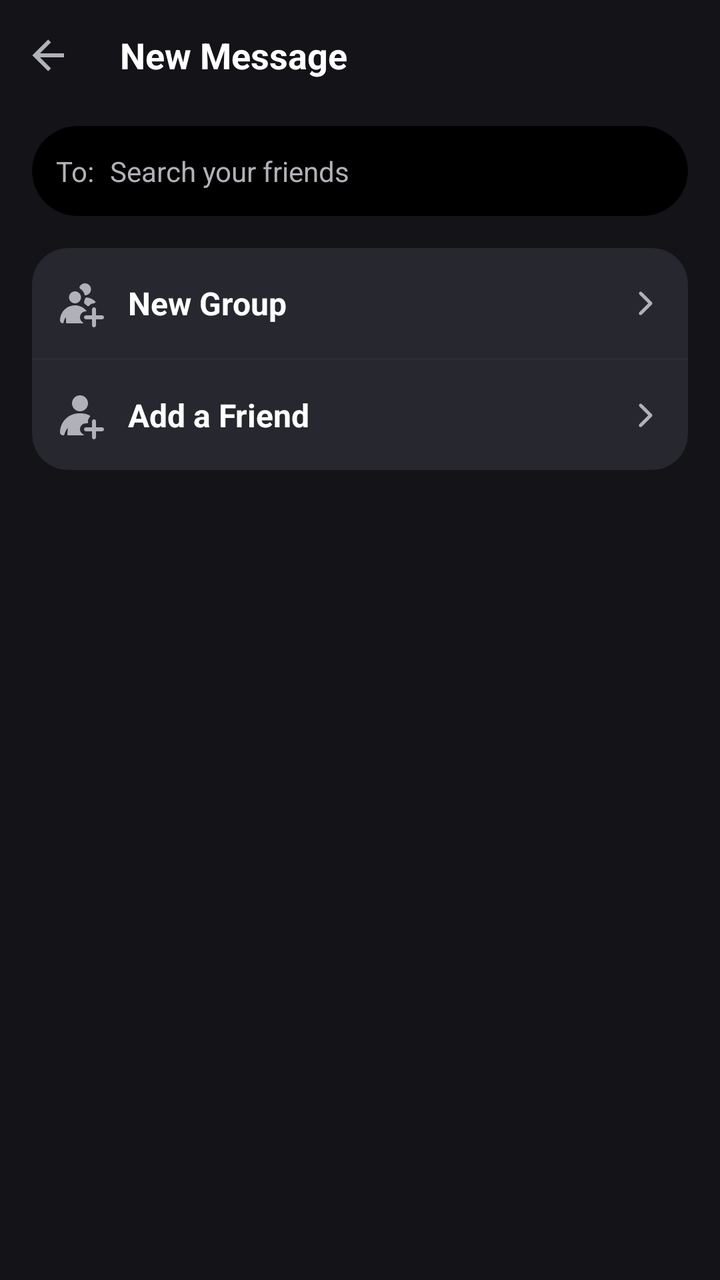
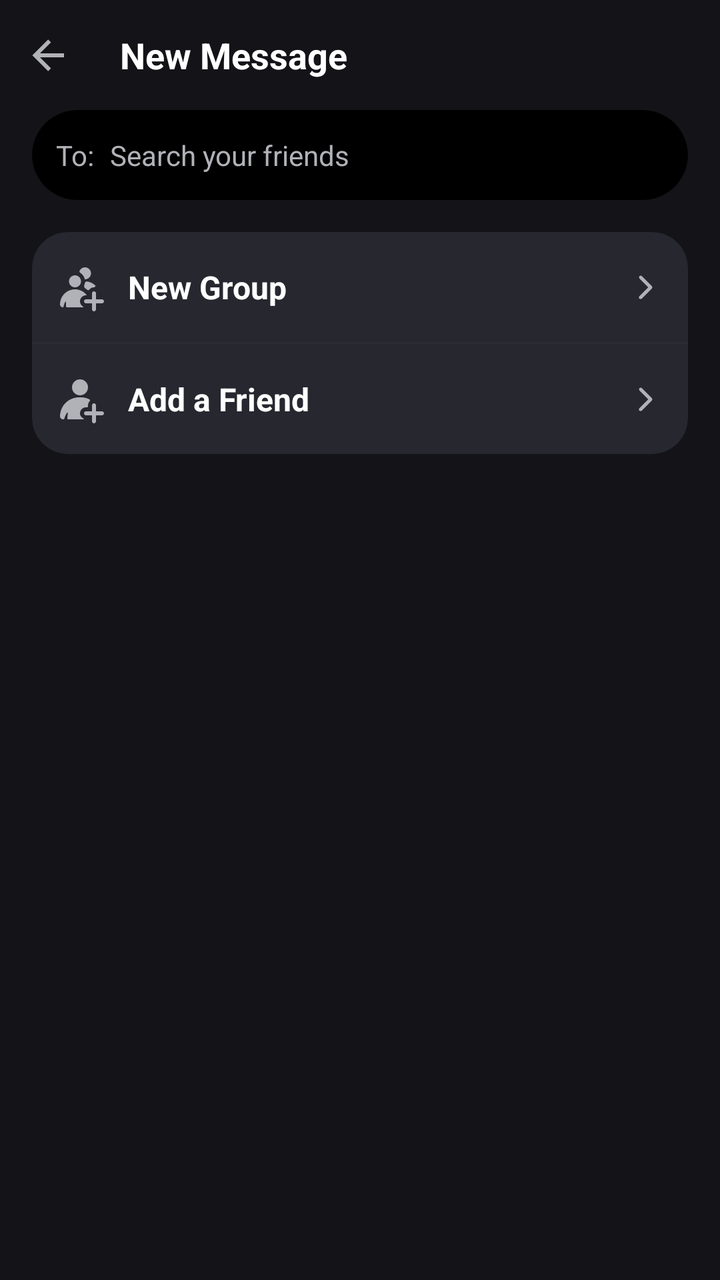

An Android layout rendered at two revisions. The XML below is the earlier revision; the diff shows what the commit changed to produce the second picture.
<!-- AndroidManifest.xml: application theme Theme.Doscord -->
<!-- res/layout/activity_cr_new_chat.xml -->
<?xml version="1.0" encoding="utf-8"?>
<androidx.constraintlayout.widget.ConstraintLayout xmlns:android="http://schemas.android.com/apk/res/android"
    xmlns:app="http://schemas.android.com/apk/res-auto"
    xmlns:tools="http://schemas.android.com/tools"
    android:id="@+id/main"
    android:layout_width="match_parent"
    android:layout_height="match_parent"
    android:background="#131318"
    tools:context=".activities.chatroom.CrNewChatActivity">

    <androidx.constraintlayout.widget.ConstraintLayout
        android:id="@+id/constraintLayout3"
        android:layout_width="0dp"
        android:layout_height="55dp"
        app:layout_constraintEnd_toEndOf="parent"
        app:layout_constraintStart_toStartOf="parent"
        app:layout_constraintTop_toTopOf="parent">

        <ImageButton
            android:id="@+id/crNewChatBackBtn"
            android:layout_width="48dp"
            android:layout_height="48dp"
            android:background="@android:color/transparent"
            android:contentDescription="@string/back"
            android:onClick="finish"
            android:padding="12dp"
            android:scaleType="centerInside"
            app:srcCompat="@drawable/back_arrow"
            app:tint="@color/textGray"
            app:layout_constraintBottom_toBottomOf="parent"
            app:layout_constraintStart_toStartOf="parent"
            app:layout_constraintTop_toTopOf="parent" />

        <TextView
            android:id="@+id/crNewChatTitle"
            android:layout_width="wrap_content"
            android:layout_height="wrap_content"
            android:layout_marginStart="12dp"
            android:text="New Message"
            android:textColor="@color/white"
            android:textSize="18sp"
            android:textStyle="bold"
            app:layout_constraintBottom_toBottomOf="parent"
            app:layout_constraintStart_toEndOf="@id/crNewChatBackBtn"
            app:layout_constraintTop_toTopOf="parent" />
    </androidx.constraintlayout.widget.ConstraintLayout>

    <androidx.core.widget.NestedScrollView
        android:layout_width="match_parent"
        android:layout_height="0dp"
        android:fillViewport="true"
        app:layout_constraintBottom_toBottomOf="parent"
        app:layout_constraintTop_toBottomOf="@id/constraintLayout3">

        <LinearLayout
            android:layout_width="match_parent"
            android:layout_height="wrap_content"
            android:orientation="vertical">

            <com.google.android.material.card.MaterialCardView
                android:id="@+id/crNewChatSearchContainer"
                android:layout_width="match_parent"
                android:layout_height="45dp"
                android:layout_marginStart="16dp"
                android:layout_marginTop="8dp"
                android:layout_marginEnd="16dp"
                app:cardBackgroundColor="@color/black"
                app:cardCornerRadius="25dp"
                app:cardElevation="0dp"
                app:strokeWidth="0dp">

                <androidx.constraintlayout.widget.ConstraintLayout
                    android:layout_width="match_parent"
                    android:layout_height="match_parent">

                    <TextView
                        android:id="@+id/crNewChatToLabel"
                        android:layout_width="wrap_content"
                        android:layout_height="wrap_content"
                        android:layout_marginStart="12dp"
                        android:text="To:"
                        android:textColor="@color/textGray"
                        android:textSize="14sp"
                        app:layout_constraintBottom_toBottomOf="parent"
                        app:layout_constraintStart_toStartOf="parent"
                        app:layout_constraintTop_toTopOf="parent" />

                    <EditText
                        android:id="@+id/crNewChatSearchEdit"
                        android:layout_width="0dp"
                        android:layout_height="match_parent"
                        android:layout_marginStart="8dp"
                        android:background="@android:color/transparent"
                        android:hint="Search your friends"
                        android:imeOptions="actionSearch"
                        android:inputType="text"
                        android:textColor="@color/white"
                        android:textColorHint="@color/textGray"
                        android:textSize="14sp"
                        app:layout_constraintEnd_toEndOf="parent"
                        app:layout_constraintStart_toEndOf="@id/crNewChatToLabel" />

                </androidx.constraintlayout.widget.ConstraintLayout>

            </com.google.android.material.card.MaterialCardView>

            <com.google.android.material.card.MaterialCardView
                android:id="@+id/crNewChatActionsContainer"
                android:layout_width="match_parent"
                android:layout_height="wrap_content"
                android:layout_marginStart="16dp"
                android:layout_marginTop="16dp"
                android:layout_marginEnd="16dp"
                app:cardBackgroundColor="#26272f"
                app:cardCornerRadius="18dp"
                app:cardElevation="0dp"
                app:strokeWidth="0dp">

                <androidx.constraintlayout.widget.ConstraintLayout
                    android:layout_width="match_parent"
                    android:layout_height="wrap_content">

                    <androidx.constraintlayout.widget.ConstraintLayout
                        android:id="@+id/crNewChatGroupBtn"
                        android:layout_width="match_parent"
                        android:layout_height="55dp"
                        android:clickable="true"
                        android:focusable="true"
                        android:onClick="createGroup"
                        app:layout_constraintTop_toTopOf="parent">

                        <ImageView
                            android:id="@+id/crNewChatGroupIcon"
                            android:layout_width="24dp"
                            android:layout_height="24dp"
                            android:layout_marginStart="12dp"
                            android:src="@drawable/addtogroup"
                            app:layout_constraintBottom_toBottomOf="parent"
                            app:layout_constraintStart_toStartOf="parent"
                            app:layout_constraintTop_toTopOf="parent"
                            app:tint="@color/textGray" />

                        <TextView
                            android:layout_width="wrap_content"
                            android:layout_height="wrap_content"
                            android:layout_marginStart="12dp"
                            android:text="New Group"
                            android:textColor="@color/white"
                            android:textSize="16sp"
                            android:textStyle="bold"
                            app:layout_constraintBottom_toBottomOf="parent"
                            app:layout_constraintStart_toEndOf="@id/crNewChatGroupIcon"
                            app:layout_constraintTop_toTopOf="parent" />

                        <ImageView
                            android:layout_width="20dp"
                            android:layout_height="20dp"
                            android:layout_marginEnd="12dp"
                            android:src="@drawable/right_arrow"
                            app:layout_constraintBottom_toBottomOf="parent"
                            app:layout_constraintEnd_toEndOf="parent"
                            app:layout_constraintTop_toTopOf="parent"
                            app:tint="@color/textGray" />

                    </androidx.constraintlayout.widget.ConstraintLayout>

                    <View
                        android:id="@+id/crNewChatActionDivider"
                        android:layout_width="match_parent"
                        android:layout_height="1dp"
                        android:background="#2c2d33"
                        app:layout_constraintTop_toBottomOf="@id/crNewChatGroupBtn" />

                    <androidx.constraintlayout.widget.ConstraintLayout
                        android:id="@+id/crNewChatAddFriendBtn"
                        android:layout_width="match_parent"
                        android:layout_height="55dp"
                        android:clickable="true"
                        android:focusable="true"
                        android:onClick="addFriend"
                        app:layout_constraintTop_toBottomOf="@id/crNewChatActionDivider">

                        <ImageView
                            android:id="@+id/crNewChatAddFriendIcon"
                            android:layout_width="24dp"
                            android:layout_height="24dp"
                            android:layout_marginStart="12dp"
                            android:src="@drawable/add_friend"
                            app:layout_constraintBottom_toBottomOf="parent"
                            app:layout_constraintStart_toStartOf="parent"
                            app:layout_constraintTop_toTopOf="parent"
                            app:tint="@color/textGray" />

                        <TextView
                            android:layout_width="wrap_content"
                            android:layout_height="wrap_content"
                            android:layout_marginStart="12dp"
                            android:text="Add a Friend"
                            android:textColor="@color/white"
                            android:textSize="16sp"
                            android:textStyle="bold"
                            app:layout_constraintBottom_toBottomOf="parent"
                            app:layout_constraintStart_toEndOf="@id/crNewChatAddFriendIcon"
                            app:layout_constraintTop_toTopOf="parent" />

                        <ImageView
                            android:layout_width="20dp"
                            android:layout_height="20dp"
                            android:layout_marginEnd="12dp"
                            android:src="@drawable/right_arrow"
                            app:layout_constraintBottom_toBottomOf="parent"
                            app:layout_constraintEnd_toEndOf="parent"
                            app:layout_constraintTop_toTopOf="parent"
                            app:tint="@color/textGray" />

                    </androidx.constraintlayout.widget.ConstraintLayout>

                </androidx.constraintlayout.widget.ConstraintLayout>

            </com.google.android.material.card.MaterialCardView>

            <androidx.recyclerview.widget.RecyclerView
                android:id="@+id/crNewChatRecyclerView"
                android:layout_width="match_parent"
                android:layout_height="wrap_content"
                android:layout_marginTop="8dp"
                android:nestedScrollingEnabled="false"
                tools:listitem="@layout/item_friend" />

        </LinearLayout>
    </androidx.core.widget.NestedScrollView>

</androidx.constraintlayout.widget.ConstraintLayout>
<!-- res/layout/item_friend.xml (included above) -->
<?xml version="1.0" encoding="utf-8"?>
<com.google.android.material.card.MaterialCardView xmlns:android="http://schemas.android.com/apk/res/android"
    xmlns:app="http://schemas.android.com/apk/res-auto"
    android:id="@+id/itemFriendCard"
    android:layout_width="match_parent"
    android:layout_height="wrap_content"
    android:layout_marginStart="16dp"
    android:layout_marginEnd="16dp"
    android:layout_marginBottom="12dp"
    app:cardBackgroundColor="#26272f"
    app:cardCornerRadius="18dp"
    app:cardElevation="0dp"
    app:strokeWidth="0dp">

    <LinearLayout
        android:id="@+id/itemFriendGroupContainer"
        android:layout_width="match_parent"
        android:layout_height="wrap_content"
        android:orientation="vertical" />

</com.google.android.material.card.MaterialCardView>
<!-- resources referenced by this layout -->
<resources>
  <color name="black">#000</color>
  <color name="textGray">#b1b2b8</color>
  <color name="white">#FFFFFFFF</color>
  <!-- drawable add_friend: vector/xml drawable (drawable, 2126 chars, omitted) -->
  <!-- drawable addtogroup: vector/xml drawable (drawable, 2954 chars, omitted) -->
  <!-- drawable back_arrow (drawable) -->
  <vector xmlns:android="http://schemas.android.com/apk/res/android"
      android:width="80dp"
      android:height="80dp"
      android:viewportWidth="80"
      android:viewportHeight="80">
    <path
        android:pathData="M66.667,36.667V43.333L26.667,43.333L45,61.667L40.267,66.4L13.867,40L40.267,13.6L45,18.333L26.667,36.667L66.667,36.667Z"
        android:fillColor="#ABABAB"/>
  </vector>
  <!-- drawable right_arrow (drawable) -->
  <vector xmlns:android="http://schemas.android.com/apk/res/android"
      android:width="80dp"
      android:height="80dp"
      android:viewportWidth="80"
      android:viewportHeight="80">
    <path
        android:pathData="M31,17.667C30.389,18.29 30.047,19.128 30.047,20C30.047,20.872 30.389,21.71 31,22.333L48.633,40L30.967,57.667C30.62,57.968 30.339,58.338 30.142,58.753C29.945,59.168 29.836,59.619 29.822,60.078C29.808,60.537 29.888,60.994 30.059,61.421C30.229,61.847 30.486,62.234 30.813,62.556C31.14,62.879 31.531,63.13 31.959,63.294C32.388,63.459 32.847,63.533 33.305,63.512C33.764,63.491 34.214,63.376 34.626,63.173C35.038,62.97 35.404,62.684 35.7,62.333L55.7,42.333C56.311,41.71 56.653,40.873 56.653,40C56.653,39.127 56.311,38.29 55.7,37.667L35.7,17.667C35.39,17.354 35.021,17.106 34.615,16.937C34.209,16.768 33.773,16.681 33.333,16.681C32.893,16.681 32.458,16.768 32.051,16.937C31.645,17.106 31.277,17.354 30.967,17.667H31Z"
        android:fillColor="#ABABAB"/>
  </vector>
  <string name="back">Back</string>
  <style name="Theme.Doscord" parent="Base.Theme.Doscord" />
  <style name="Base.Theme.Doscord" parent="Theme.Material3.DayNight.NoActionBar">
          
          
          <item name="colorOnSurface">#FFFFFF</item>
          <item name="android:textColorPrimary">#FFFFFF</item>
          <item name="android:datePickerDialogTheme">@style/MyDatePickerStyle</item>
      </style>
  <style name="MyDatePickerStyle" parent="Theme.AppCompat.Light.Dialog">
          <item name="colorAccent">@color/purple_500</item>
          <item name="android:windowBackground">@android:color/black</item>
          <item name="android:textColorPrimary">@android:color/white</item>
          <item name="android:textColorSecondary">@android:color/darker_gray</item>
      </style>
  <color name="purple_500">#6200EE</color>
</resources>

<!-- the commit's change to res/layout/activity_cr_new_chat.xml (unified diff, before → after) -->
@@ -62,7 +62,6 @@
                 android:layout_width="match_parent"
                 android:layout_height="45dp"
                 android:layout_marginStart="16dp"
-                android:layout_marginTop="8dp"
                 android:layout_marginEnd="16dp"
                 app:cardBackgroundColor="@color/black"
                 app:cardCornerRadius="25dp"
